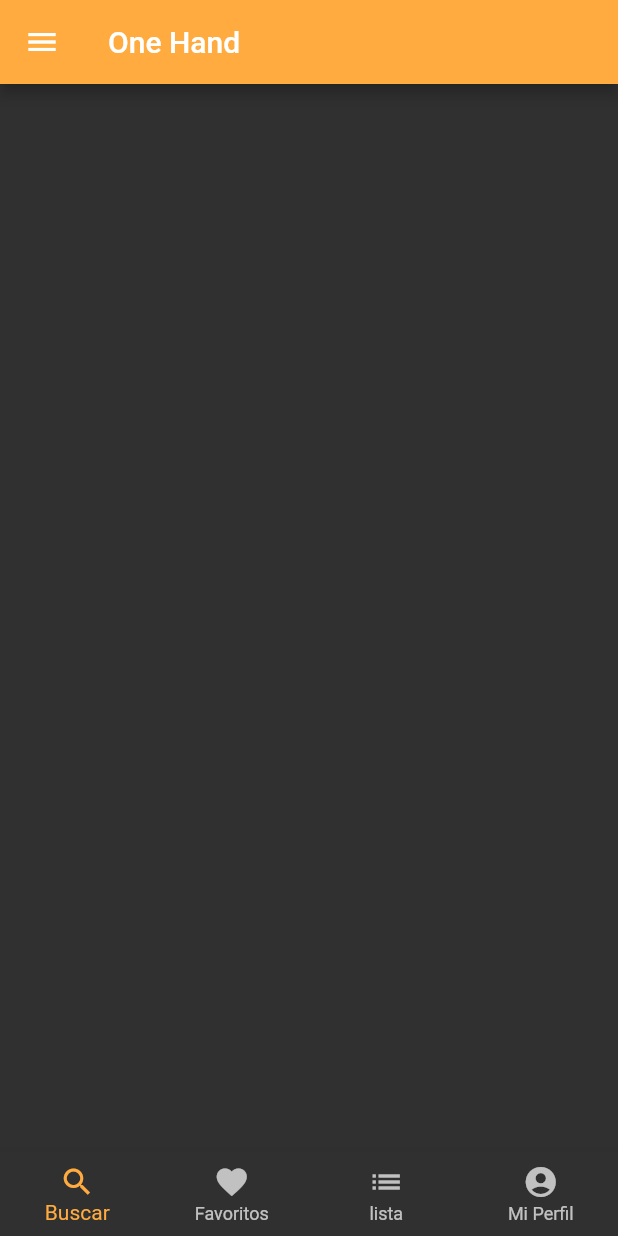
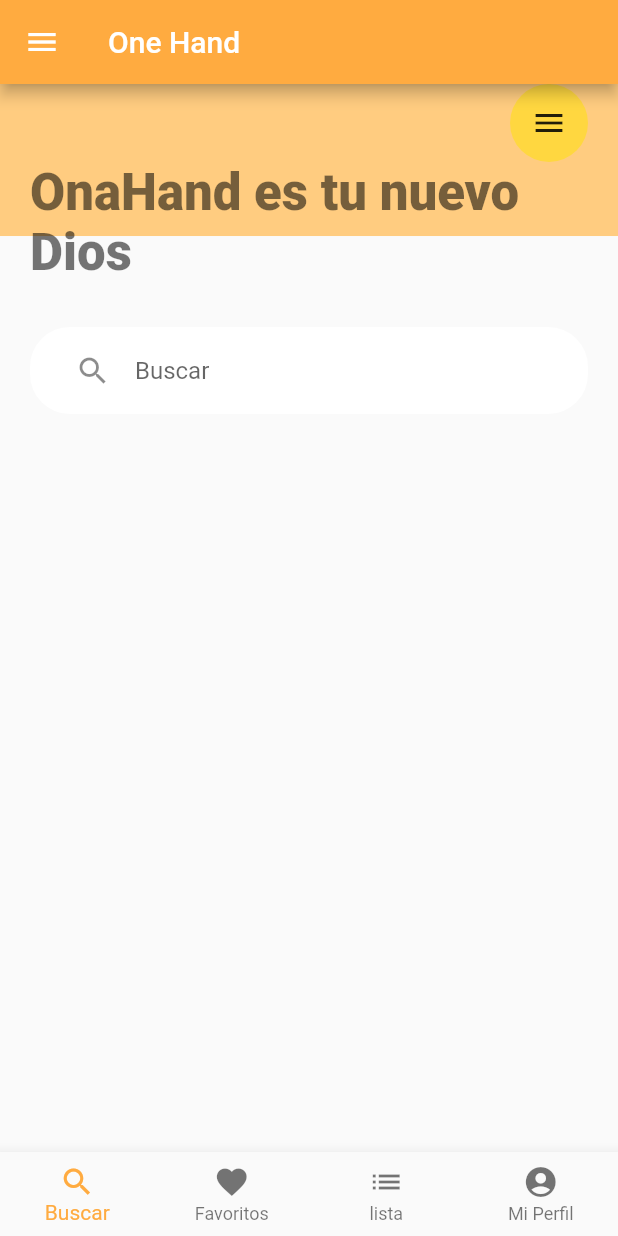
Before and after one commit to Onehand7/Prototipo01, a Flutter app: the MenuPagina screen opened directly with empty values, on a phone screen of 412 x 824 dp. Run offline on Flutter 3.47's test engine with Material 2 defaults, Android fonts, the phone set to English and light mode, and no system bars; network calls fail.

Commit message:
Cambios en el Menu Principal

```diff
--- a/lib/main.dart
+++ b/lib/main.dart
@@ -12,7 +12,7 @@ class MyApp extends StatelessWidget {
       debugShowCheckedModeBanner: false,
       home: new SplashScreen(),
       theme: ThemeData(
-        brightness: Brightness.dark,
+        brightness: Brightness.light,
       ),
     );
   }
--- a/lib/menu/menu_principal.dart
+++ b/lib/menu/menu_principal.dart
@@ -26,7 +26,8 @@ class _MenuPagina extends State<MenuPagina>
   Map data; /////////////////////////////
   List cuentasData;
 
-  //Variables
+  //VARIABLES
+
   int _currentIndex = 0;
   int _selectDrawerItem = 0;
   String currentProfilePic = "assets/onehand.png";
@@ -82,6 +83,7 @@ class _MenuPagina extends State<MenuPagina>
 
   @override
   Widget build(BuildContext context) {
+    var size = MediaQuery.of(context).size;
     return new Scaffold(
       appBar: new AppBar(
         title: new Text("One Hand "),
@@ -126,9 +128,65 @@ class _MenuPagina extends State<MenuPagina>
           ),
         ],
       )),
+      body: Stack(
+        children: <Widget>[
+          Container(
+            height: size.height * .123,
+            decoration: BoxDecoration(
+              color: Colors.orange[200],
+            ),
+          ),
+          SafeArea(
+              child: Padding(
+            padding: const EdgeInsets.symmetric(horizontal: 20),
+            child: Column(
+              crossAxisAlignment: CrossAxisAlignment.start,
+              children: <Widget>[
+                Align(
+                  alignment: Alignment.topRight,
+                  child: Container(
+                    alignment: Alignment.center,
+                    height: 52,
+                    width: 52,
+                    decoration: BoxDecoration(
+                      color: Colors.amberAccent,
+                      shape: BoxShape.circle,
+                    ),
+                    child: Icon(Icons.menu),
+                  ),
+                ),
+                Text(
+                  "OnaHand es tu nuevo Dios",
+                  style: Theme.of(context)
+                      .textTheme
+                      .display1
+                      .copyWith(fontWeight: FontWeight.w900),
+                ),
+                Container(
+                  margin: EdgeInsets.symmetric(vertical: 30),
+                  padding: EdgeInsets.symmetric(horizontal: 30, vertical: 5),
+                  decoration: BoxDecoration(
+                      color: Colors.white,
+                      borderRadius: BorderRadius.circular(26.5)),
+                  child: TextField(
+                    decoration: InputDecoration(
+                      hintText: "Buscar",
+                      icon: Icon(Icons.search),
+                      border: InputBorder.none,
+                    ),
+                  ),
+                )
+              ],
+            ),
+          ))
+        ],
+      ),
+
       // descomentar _get para usar barra lateral, descomentar _children para barra inferior
-     body://_children[_currentIndex],
-      _getDrawerItemWidget(_selectDrawerItem),
+      //_children[_currentIndex],
+      //_getDrawerItemWidget(_selectDrawerItem),
+
+      //pestañas de abajo del dispositivo
       bottomNavigationBar: BottomNavigationBar(
         currentIndex: _currentIndex,
         onTap: onTabTapped,
@@ -147,6 +205,7 @@ class _MenuPagina extends State<MenuPagina>
     );
   }
 
+  // metodo para las pestañas de abajo del dispositivo
   void onTabTapped(int index) {
     setState(() {
       _currentIndex = index;
--- a/lib/menu/perfil/perfil.dart
+++ b/lib/menu/perfil/perfil.dart
@@ -9,8 +9,9 @@ class PerfilPage extends StatefulWidget {
 class _PerfilPage extends State<PerfilPage> {
   @override
   Widget build(BuildContext context) {
-    return Scaffold(
-      appBar: CustomAppBar(),
+    return Container(
+      child: CustomAppBar(),
+
     );
   }
 
```
